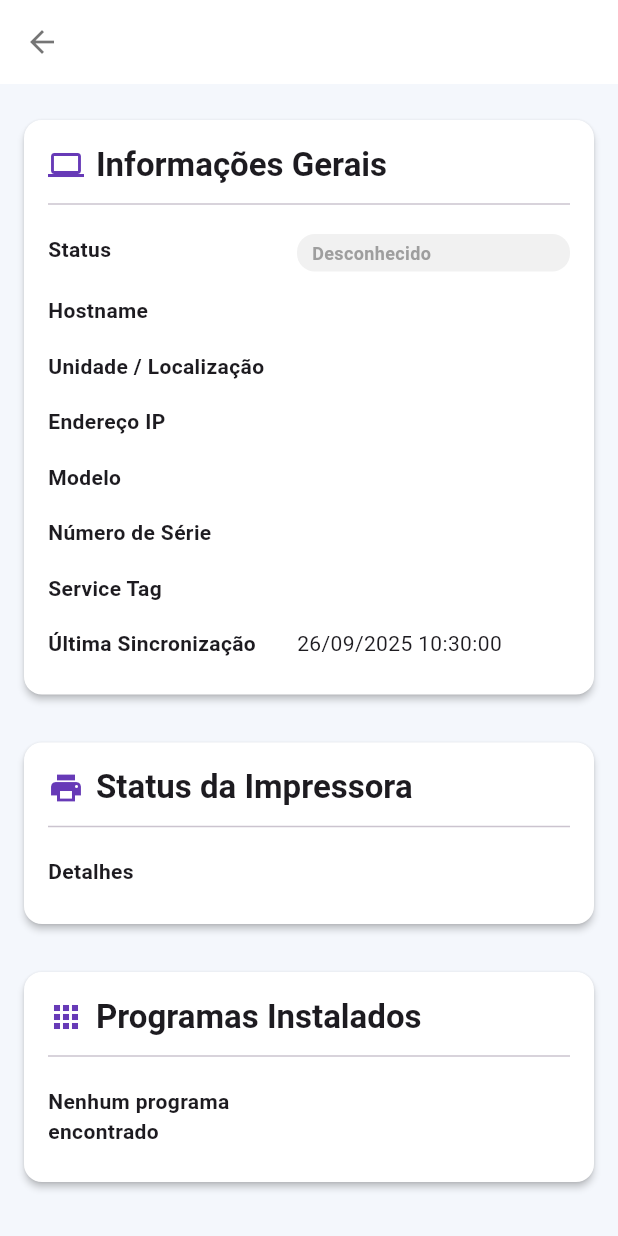
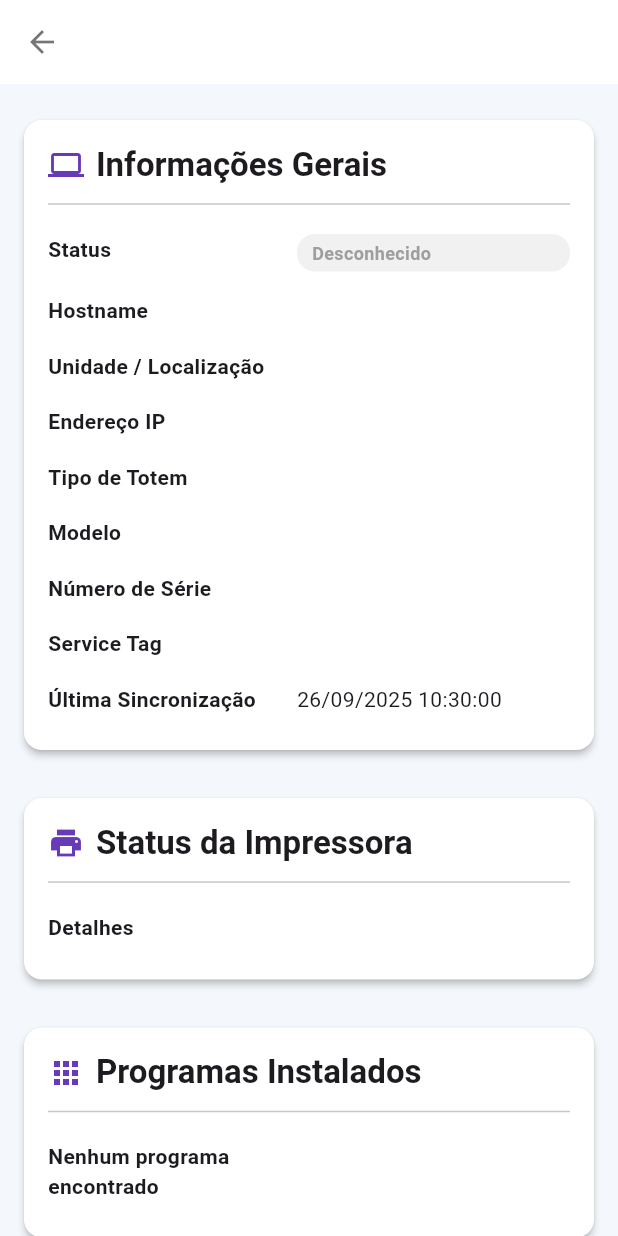
Before and after one commit to AlexandreCalmonJr/monitoramento_dashboard, a Flutter app: the DeviceDetailScreen screen opened directly with empty values, on a phone screen of 412 x 824 dp. Run offline on Flutter 3.47's test engine with Material 3 defaults, Android fonts, the phone set to English and light mode, and no system bars; our stand-ins replace shared_preferences; accounts and stored records are empty.

Commit message:
ajuste tela

```diff
--- a/lib/models/device.dart
+++ b/lib/models/device.dart
@@ -1,5 +1,5 @@
 // Ficheiro: lib/models/device.dart
-// DESCRIÇÃO: Corrigido o problema de fuso horário ao converter a data 'lastSeen' para a hora local.
+// DESCRIÇÃO: Adicionada a variável totemType que vem do servidor.
 
 class Device {
   final String id;
@@ -14,6 +14,7 @@ class Device {
   final DateTime lastSeen;
   final String status;
   final String biometricReaderStatus;
+  final String totemType; // NOVA VARIÁVEL ADICIONADA
 
   Device({
     required this.id,
@@ -28,6 +29,7 @@ class Device {
     required this.lastSeen,
     required this.status,
     required this.biometricReaderStatus,
+    required this.totemType, // NOVA VARIÁVEL ADICIONADA
   });
 
   factory Device.fromJson(Map<String, dynamic> json) {
@@ -48,6 +50,7 @@ class Device {
       lastSeen: parsedDate.toLocal(),
       status: json['status'] ?? 'Offline',
       biometricReaderStatus: json['biometricReaderStatus'] ?? 'N/A',
+      totemType: json['totemType'] ?? 'N/A', // NOVA VARIÁVEL COM FALLBACK
     );
   }
 
--- a/lib/screens/device_detail_screen.dart
+++ b/lib/screens/device_detail_screen.dart
@@ -1,5 +1,5 @@
 // Ficheiro: lib/screens/device_detail_screen.dart
-// DESCRIÇÃO: Ecrã que mostra todas as informações de um único dispositivo.
+// DESCRIÇÃO: Adicionado o campo "Tipo de Totem" na tela de detalhes do dispositivo.
 
 import 'package:flutter/material.dart';
 import 'package:intl/intl.dart';
@@ -30,6 +30,7 @@ class DeviceDetailScreen extends StatelessWidget {
                 _InfoTile(label: 'Hostname', value: device.hostname),
                 _InfoTile(label: 'Unidade / Localização', value: device.location),
                 _InfoTile(label: 'Endereço IP', value: device.id),
+                _InfoTile(label: 'Tipo de Totem', value: device.totemType), // NOVO CAMPO ADICIONADO
                 _InfoTile(label: 'Modelo', value: device.model),
                 _InfoTile(label: 'Número de Série', value: device.serialNumber),
                 _InfoTile(label: 'Service Tag', value: device.serviceTag),
--- a/lib/screens/device_list_screen.dart
+++ b/lib/screens/device_list_screen.dart
@@ -1,5 +1,5 @@
 // Ficheiro: lib/screens/device_list_screen.dart
-// DESCRIÇÃO: Corrigido o layout da tabela e adicionada a coluna de Leitor Biométrico.
+// DESCRIÇÃO: Adicionada a coluna "Tipo de Totem" na tabela de dispositivos.
 
 import 'dart:async';
 
@@ -199,6 +199,7 @@ class _DeviceListScreenState extends State<DeviceListScreen> {
                         DataColumn(label: Text('Dispositivo', style: TextStyle(fontWeight: FontWeight.bold))),
                         DataColumn(label: Text('Unidade', style: TextStyle(fontWeight: FontWeight.bold))),
                         DataColumn(label: Text('IP', style: TextStyle(fontWeight: FontWeight.bold))),
+                        DataColumn(label: Text('Tipo de Totem', style: TextStyle(fontWeight: FontWeight.bold))), // NOVA COLUNA
                         DataColumn(label: Text('Zebra', style: TextStyle(fontWeight: FontWeight.bold))),
                         DataColumn(label: Text('Bematech', style: TextStyle(fontWeight: FontWeight.bold))),
                         DataColumn(label: Text('Leitor Biométrico', style: TextStyle(fontWeight: FontWeight.bold))),
@@ -213,6 +214,7 @@ class _DeviceListScreenState extends State<DeviceListScreen> {
                             DataCell(Text(device.hostname)),
                             DataCell(Text(device.location)),
                             DataCell(Text(device.ip)),
+                            DataCell(Text(device.totemType)), // NOVA CÉLULA COM O TIPO DE TOTEM
                             DataCell(Text(device.zebraStatus)),
                             DataCell(Text(device.bematechStatus)),
                             DataCell(Text(device.biometricReaderStatus)),
```
